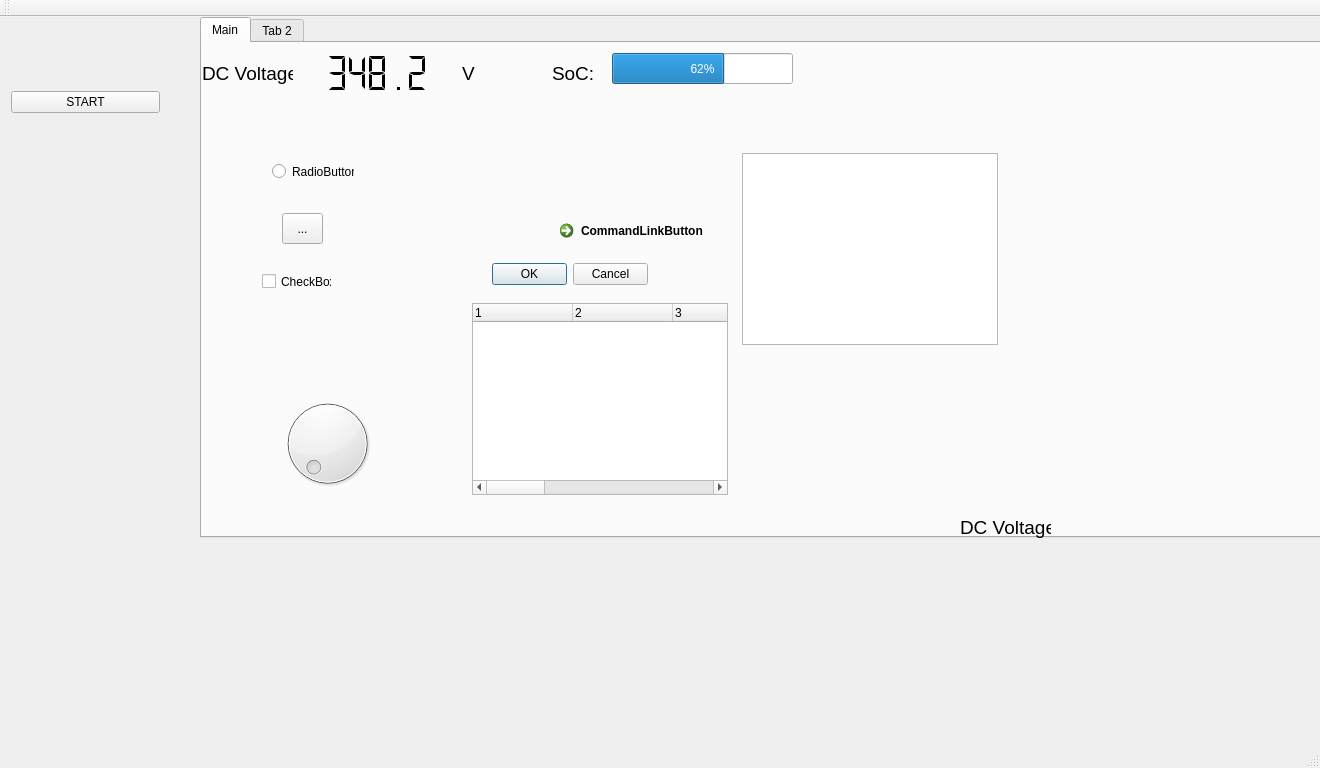
First picture: the form in mainwindow.ui, repository kaadam92/MotorControllerTelemetry, before the edit.
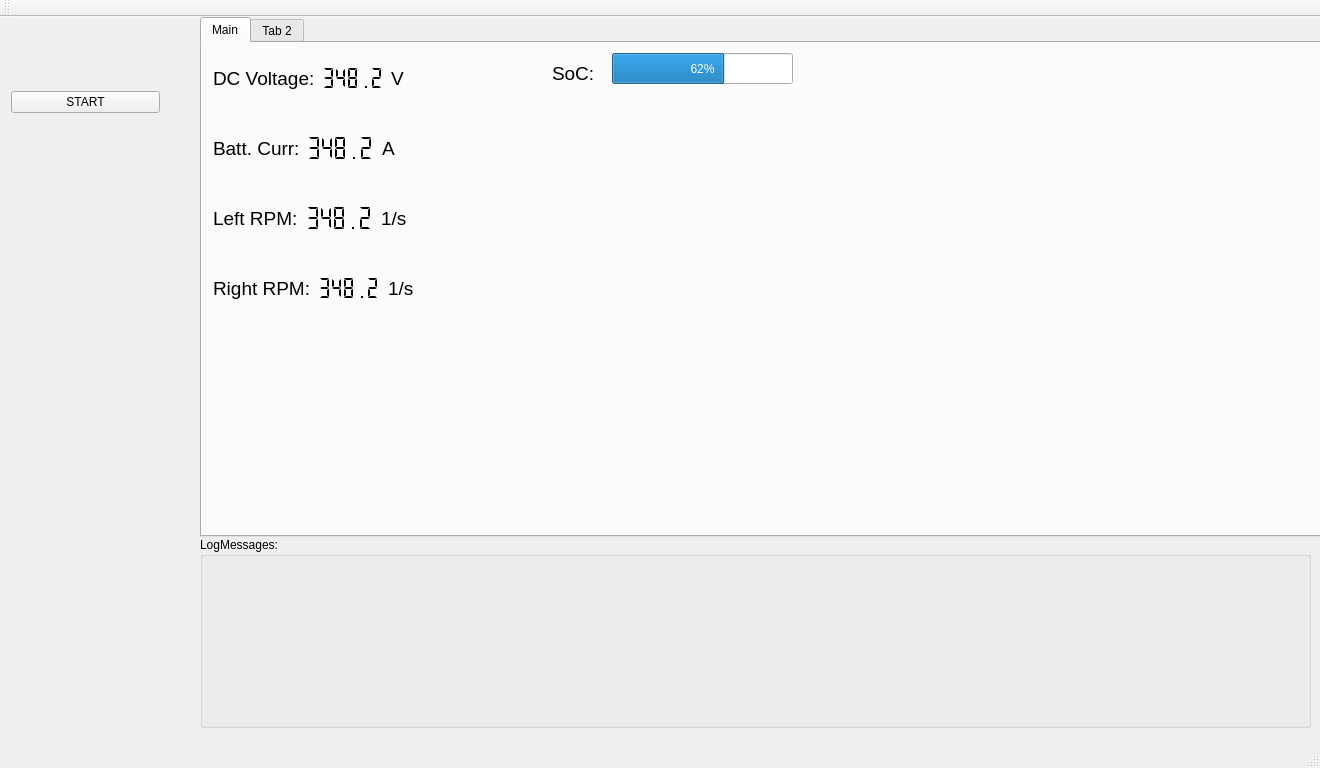
Second picture: the form after the edit.

Patch:
```diff
--- a/mainwindow.ui
+++ b/mainwindow.ui
@@ -13,6 +13,12 @@
     <height>768</height>
    </rect>
   </property>
+  <property name="sizePolicy">
+   <sizepolicy hsizetype="Preferred" vsizetype="Maximum">
+    <horstretch>0</horstretch>
+    <verstretch>0</verstretch>
+   </sizepolicy>
+  </property>
   <property name="minimumSize">
    <size>
     <width>800</width>
@@ -54,9 +60,18 @@
       <x>200</x>
       <y>0</y>
       <width>1121</width>
-      <height>521</height>
+      <height>520</height>
      </rect>
     </property>
+    <property name="sizePolicy">
+     <sizepolicy hsizetype="Expanding" vsizetype="Expanding">
+      <horstretch>1</horstretch>
+      <verstretch>1</verstretch>
+     </sizepolicy>
+    </property>
+    <property name="tabShape">
+     <enum>QTabWidget::Rounded</enum>
+    </property>
     <property name="currentIndex">
      <number>0</number>
     </property>
@@ -64,34 +79,6 @@
      <attribute name="title">
       <string>Main</string>
      </attribute>
-     <widget class="QLCDNumber" name="lcdNumber">
-      <property name="geometry">
-       <rect>
-        <x>100</x>
-        <y>10</y>
-        <width>151</width>
-        <height>41</height>
-       </rect>
-      </property>
-      <property name="autoFillBackground">
-       <bool>false</bool>
-      </property>
-      <property name="frameShape">
-       <enum>QFrame::NoFrame</enum>
-      </property>
-      <property name="lineWidth">
-       <number>1</number>
-      </property>
-      <property name="smallDecimalPoint">
-       <bool>false</bool>
-      </property>
-      <property name="segmentStyle">
-       <enum>QLCDNumber::Flat</enum>
-      </property>
-      <property name="value" stdset="0">
-       <double>348.160000000000025</double>
-      </property>
-     </widget>
      <widget class="QProgressBar" name="progressBar">
       <property name="geometry">
        <rect>
@@ -105,190 +92,6 @@
        <number>62</number>
       </property>
      </widget>
-     <widget class="QDial" name="dial">
-      <property name="geometry">
-       <rect>
-        <x>70</x>
-        <y>350</y>
-        <width>111</width>
-        <height>101</height>
-       </rect>
-      </property>
-     </widget>
-     <widget class="QCommandLinkButton" name="commandLinkButton">
-      <property name="geometry">
-       <rect>
-        <x>350</x>
-        <y>170</y>
-        <width>171</width>
-        <height>31</height>
-       </rect>
-      </property>
-      <property name="text">
-       <string>CommandLinkButton</string>
-      </property>
-     </widget>
-     <widget class="QToolButton" name="toolButton">
-      <property name="geometry">
-       <rect>
-        <x>80</x>
-        <y>170</y>
-        <width>41</width>
-        <height>31</height>
-       </rect>
-      </property>
-      <property name="text">
-       <string>...</string>
-      </property>
-     </widget>
-     <widget class="QRadioButton" name="radioButton">
-      <property name="geometry">
-       <rect>
-        <x>70</x>
-        <y>120</y>
-        <width>82</width>
-        <height>17</height>
-       </rect>
-      </property>
-      <property name="text">
-       <string>RadioButton</string>
-      </property>
-     </widget>
-     <widget class="QCheckBox" name="checkBox">
-      <property name="geometry">
-       <rect>
-        <x>60</x>
-        <y>230</y>
-        <width>70</width>
-        <height>17</height>
-       </rect>
-      </property>
-      <property name="text">
-       <string>CheckBox</string>
-      </property>
-     </widget>
-     <widget class="QDialogButtonBox" name="buttonBox">
-      <property name="geometry">
-       <rect>
-        <x>290</x>
-        <y>220</y>
-        <width>156</width>
-        <height>23</height>
-       </rect>
-      </property>
-      <property name="standardButtons">
-       <set>QDialogButtonBox::Cancel|QDialogButtonBox::Ok</set>
-      </property>
-     </widget>
-     <widget class="QListView" name="listView">
-      <property name="geometry">
-       <rect>
-        <x>540</x>
-        <y>110</y>
-        <width>256</width>
-        <height>192</height>
-       </rect>
-      </property>
-     </widget>
-     <widget class="QTreeWidget" name="treeWidget">
-      <property name="geometry">
-       <rect>
-        <x>270</x>
-        <y>260</y>
-        <width>256</width>
-        <height>192</height>
-       </rect>
-      </property>
-      <property name="columnCount">
-       <number>10</number>
-      </property>
-      <column>
-       <property name="text">
-        <string notr="true">1</string>
-       </property>
-      </column>
-      <column>
-       <property name="text">
-        <string notr="true">2</string>
-       </property>
-      </column>
-      <column>
-       <property name="text">
-        <string notr="true">3</string>
-       </property>
-      </column>
-      <column>
-       <property name="text">
-        <string notr="true">4</string>
-       </property>
-      </column>
-      <column>
-       <property name="text">
-        <string notr="true">5</string>
-       </property>
-      </column>
-      <column>
-       <property name="text">
-        <string notr="true">6</string>
-       </property>
-      </column>
-      <column>
-       <property name="text">
-        <string notr="true">7</string>
-       </property>
-      </column>
-      <column>
-       <property name="text">
-        <string notr="true">8</string>
-       </property>
-      </column>
-      <column>
-       <property name="text">
-        <string notr="true">9</string>
-       </property>
-      </column>
-      <column>
-       <property name="text">
-        <string notr="true">10</string>
-       </property>
-      </column>
-     </widget>
-     <widget class="QLabel" name="label_2">
-      <property name="geometry">
-       <rect>
-        <x>0</x>
-        <y>10</y>
-        <width>91</width>
-        <height>41</height>
-       </rect>
-      </property>
-      <property name="font">
-       <font>
-        <pointsize>14</pointsize>
-       </font>
-      </property>
-      <property name="text">
-       <string>DC Voltage:</string>
-      </property>
-     </widget>
-     <widget class="QLabel" name="label_3">
-      <property name="geometry">
-       <rect>
-        <x>260</x>
-        <y>10</y>
-        <width>21</width>
-        <height>41</height>
-       </rect>
-      </property>
-      <property name="font">
-       <font>
-        <pointsize>14</pointsize>
-       </font>
-      </property>
-      <property name="text">
-       <string>V</string>
-      </property>
-     </widget>
      <widget class="QLabel" name="label_5">
       <property name="geometry">
        <rect>
@@ -307,6 +110,238 @@
        <string>SoC:</string>
       </property>
      </widget>
+     <widget class="QWidget" name="DisplayWidget_2" native="true">
+      <property name="geometry">
+       <rect>
+        <x>0</x>
+        <y>0</y>
+        <width>261</width>
+        <height>71</height>
+       </rect>
+      </property>
+      <layout class="QHBoxLayout" name="horizontalLayout_4">
+       <item>
+        <widget class="QLabel" name="label_9">
+         <property name="font">
+          <font>
+           <pointsize>14</pointsize>
+          </font>
+         </property>
+         <property name="text">
+          <string>DC Voltage:</string>
+         </property>
+        </widget>
+       </item>
+       <item>
+        <widget class="QLCDNumber" name="lcdNumber_5">
+         <property name="autoFillBackground">
+          <bool>false</bool>
+         </property>
+         <property name="frameShape">
+          <enum>QFrame::NoFrame</enum>
+         </property>
+         <property name="lineWidth">
+          <number>1</number>
+         </property>
+         <property name="smallDecimalPoint">
+          <bool>false</bool>
+         </property>
+         <property name="segmentStyle">
+          <enum>QLCDNumber::Flat</enum>
+         </property>
+         <property name="value" stdset="0">
+          <double>348.160000000000025</double>
+         </property>
+        </widget>
+       </item>
+       <item>
+        <widget class="QLabel" name="label_10">
+         <property name="font">
+          <font>
+           <pointsize>14</pointsize>
+          </font>
+         </property>
+         <property name="text">
+          <string>V</string>
+         </property>
+        </widget>
+       </item>
+      </layout>
+     </widget>
+     <widget class="QWidget" name="DisplayWidget_3" native="true">
+      <property name="geometry">
+       <rect>
+        <x>0</x>
+        <y>70</y>
+        <width>261</width>
+        <height>71</height>
+       </rect>
+      </property>
+      <layout class="QHBoxLayout" name="horizontalLayout_5">
+       <item>
+        <widget class="QLabel" name="label_11">
+         <property name="font">
+          <font>
+           <pointsize>14</pointsize>
+          </font>
+         </property>
+         <property name="text">
+          <string>Batt. Curr:</string>
+         </property>
+        </widget>
+       </item>
+       <item>
+        <widget class="QLCDNumber" name="lcdNumber_6">
+         <property name="autoFillBackground">
+          <bool>false</bool>
+         </property>
+         <property name="frameShape">
+          <enum>QFrame::NoFrame</enum>
+         </property>
+         <property name="lineWidth">
+          <number>1</number>
+         </property>
+         <property name="smallDecimalPoint">
+          <bool>false</bool>
+         </property>
+         <property name="segmentStyle">
+          <enum>QLCDNumber::Flat</enum>
+         </property>
+         <property name="value" stdset="0">
+          <double>348.160000000000025</double>
+         </property>
+        </widget>
+       </item>
+       <item>
+        <widget class="QLabel" name="label_12">
+         <property name="font">
+          <font>
+           <pointsize>14</pointsize>
+          </font>
+         </property>
+         <property name="text">
+          <string>A</string>
+         </property>
+        </widget>
+       </item>
+      </layout>
+     </widget>
+     <widget class="QWidget" name="DisplayWidget_4" native="true">
+      <property name="geometry">
+       <rect>
+        <x>0</x>
+        <y>140</y>
+        <width>261</width>
+        <height>71</height>
+       </rect>
+      </property>
+      <layout class="QHBoxLayout" name="horizontalLayout_6">
+       <item>
+        <widget class="QLabel" name="label_13">
+         <property name="font">
+          <font>
+           <pointsize>14</pointsize>
+          </font>
+         </property>
+         <property name="text">
+          <string>Left RPM:</string>
+         </property>
+        </widget>
+       </item>
+       <item>
+        <widget class="QLCDNumber" name="lcdNumber_7">
+         <property name="autoFillBackground">
+          <bool>false</bool>
+         </property>
+         <property name="frameShape">
+          <enum>QFrame::NoFrame</enum>
+         </property>
+         <property name="lineWidth">
+          <number>1</number>
+         </property>
+         <property name="smallDecimalPoint">
+          <bool>false</bool>
+         </property>
+         <property name="segmentStyle">
+          <enum>QLCDNumber::Flat</enum>
+         </property>
+         <property name="value" stdset="0">
+          <double>348.160000000000025</double>
+         </property>
+        </widget>
+       </item>
+       <item>
+        <widget class="QLabel" name="label_14">
+         <property name="font">
+          <font>
+           <pointsize>14</pointsize>
+          </font>
+         </property>
+         <property name="text">
+          <string>1/s</string>
+         </property>
+        </widget>
+       </item>
+      </layout>
+     </widget>
+     <widget class="QWidget" name="DisplayWidget_5" native="true">
+      <property name="geometry">
+       <rect>
+        <x>0</x>
+        <y>210</y>
+        <width>261</width>
+        <height>71</height>
+       </rect>
+      </property>
+      <layout class="QHBoxLayout" name="horizontalLayout_7">
+       <item>
+        <widget class="QLabel" name="label_15">
+         <property name="font">
+          <font>
+           <pointsize>14</pointsize>
+          </font>
+         </property>
+         <property name="text">
+          <string>Right RPM:</string>
+         </property>
+        </widget>
+       </item>
+       <item>
+        <widget class="QLCDNumber" name="lcdNumber_8">
+         <property name="autoFillBackground">
+          <bool>false</bool>
+         </property>
+         <property name="frameShape">
+          <enum>QFrame::NoFrame</enum>
+         </property>
+         <property name="lineWidth">
+          <number>1</number>
+         </property>
+         <property name="smallDecimalPoint">
+          <bool>false</bool>
+         </property>
+         <property name="segmentStyle">
+          <enum>QLCDNumber::Flat</enum>
+         </property>
+         <property name="value" stdset="0">
+          <double>348.160000000000025</double>
+         </property>
+        </widget>
+       </item>
+       <item>
+        <widget class="QLabel" name="label_16">
+         <property name="font">
+          <font>
+           <pointsize>14</pointsize>
+          </font>
+         </property>
+         <property name="text">
+          <string>1/s</string>
+         </property>
+        </widget>
+       </item>
+      </layout>
+     </widget>
     </widget>
     <widget class="QWidget" name="tab_2">
      <attribute name="title">
@@ -471,22 +506,17 @@
      </widget>
     </widget>
    </widget>
-   <widget class="QLabel" name="label_4">
+   <widget class="QGroupBox" name="groupBox">
     <property name="geometry">
      <rect>
-      <x>960</x>
-      <y>490</y>
-      <width>91</width>
-      <height>41</height>
+      <x>200</x>
+      <y>520</y>
+      <width>1111</width>
+      <height>191</height>
      </rect>
     </property>
-    <property name="font">
-     <font>
-      <pointsize>14</pointsize>
-     </font>
-    </property>
-    <property name="text">
-     <string>DC Voltage:</string>
+    <property name="title">
+     <string>LogMessages:</string>
     </property>
    </widget>
   </widget>
```
Left out of the diff: 6 changed lines with no effect on the pictures.
